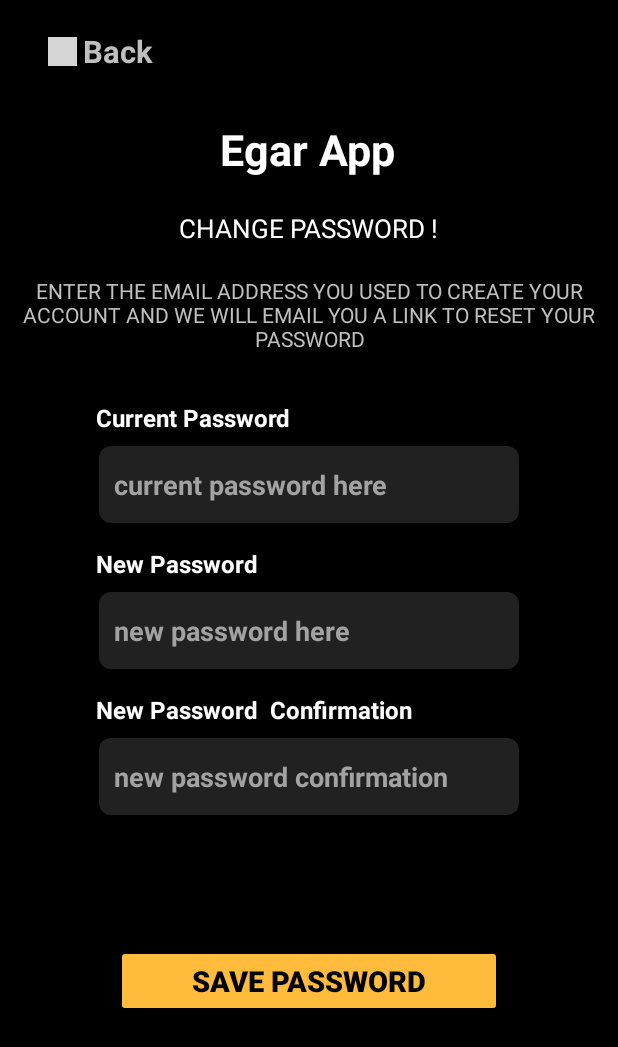
After one commit to QasemFJber/Egar, an Android app: the layout activity_change_password.xml on its own in the app's theme, with its tools: preview values and no code run, on a phone screen of 412 x 824 dp. The commit adds this screen. Shown: the top 1047 px of the screen. Run offline under Robolectric (Android 15) with nearby library versions, the phone set to English and light mode, and no system bars; grey boxes are pictures that could not be loaded.

Commit message:
Load Data From Firebase and change password and fix auth problem

```diff
--- /dev/null
+++ b/app/src/main/res/layout/activity_change_password.xml
@@ -0,0 +1,199 @@
+<?xml version="1.0" encoding="utf-8"?>
+<androidx.constraintlayout.widget.ConstraintLayout xmlns:android="http://schemas.android.com/apk/res/android"
+    xmlns:app="http://schemas.android.com/apk/res-auto"
+    xmlns:tools="http://schemas.android.com/tools"
+    android:layout_width="match_parent"
+    android:layout_height="match_parent"
+    android:background="@color/black"
+    tools:context=".Activities.ChangePasswordActivity">
+
+    <TextView
+        android:id="@+id/tv_back"
+        android:layout_width="wrap_content"
+        android:layout_height="wrap_content"
+        android:layout_marginStart="4dp"
+        android:layout_marginTop="20dp"
+        android:text="Back"
+        android:textColor="#BFBFBF"
+        android:textSize="@dimen/_16ssp"
+        android:textStyle="bold"
+        app:layout_constraintStart_toEndOf="@+id/imageView4"
+        app:layout_constraintTop_toTopOf="parent" />
+
+    <ImageView
+        android:id="@+id/imageView4"
+        android:layout_width="@dimen/_15sdp"
+        android:layout_height="@dimen/_15sdp"
+        android:layout_marginStart="32dp"
+        app:layout_constraintBottom_toBottomOf="@+id/tv_back"
+        app:layout_constraintStart_toStartOf="parent"
+        app:layout_constraintTop_toTopOf="@+id/tv_back"
+        app:srcCompat="@drawable/path" />
+
+
+    <TextView
+        android:id="@+id/tv_text_logo"
+        android:layout_width="wrap_content"
+        android:layout_height="wrap_content"
+        android:layout_marginTop="32dp"
+        android:text="Egar App"
+        android:textColor="#FFFFFF"
+        android:textSize="@dimen/_22ssp"
+        android:textStyle="bold"
+        app:layout_constraintEnd_toEndOf="parent"
+        app:layout_constraintHorizontal_bias="0.497"
+        app:layout_constraintStart_toStartOf="parent"
+        app:layout_constraintTop_toBottomOf="@+id/tv_back" />
+
+    <TextView
+        android:id="@+id/textView2"
+        android:layout_width="wrap_content"
+        android:layout_height="wrap_content"
+        android:layout_marginTop="21dp"
+        android:text="CHANGE PASSWORD !"
+        android:textColor="@color/white"
+        android:textSize="17sp"
+        app:layout_constraintEnd_toEndOf="parent"
+        app:layout_constraintStart_toStartOf="parent"
+        app:layout_constraintTop_toBottomOf="@+id/tv_text_logo" />
+
+    <TextView
+        android:id="@+id/textView3"
+        android:layout_width="wrap_content"
+        android:layout_height="wrap_content"
+        android:layout_marginTop="20dp"
+        android:gravity="center"
+        android:paddingStart="@dimen/_11sdp"
+        android:paddingEnd="@dimen/_11sdp"
+        android:text="Enter the email address you used to create your account and we will email you a link to reset your password"
+        android:textAllCaps="true"
+        android:textColor="#BFBFBF"
+        android:textSize="14sp"
+        app:layout_constraintEnd_toEndOf="parent"
+        app:layout_constraintHorizontal_bias="0.0"
+        app:layout_constraintStart_toStartOf="parent"
+        app:layout_constraintTop_toBottomOf="@+id/textView2" />
+
+    <EditText
+        android:id="@+id/et_current_password"
+        android:layout_width="0dp"
+        android:layout_height="wrap_content"
+        android:layout_marginStart="66dp"
+        android:layout_marginTop="8dp"
+        android:layout_marginEnd="66dp"
+        android:background="@drawable/edittext_login"
+        android:ems="10"
+        android:hint="current password here"
+        android:inputType="numberPassword"
+        android:padding="@dimen/_10sdp"
+        android:paddingStart="10dp"
+        android:textColor="@color/white"
+        android:textColorHint="#A2A2A2"
+        android:textStyle="bold"
+        app:layout_constraintEnd_toEndOf="parent"
+        app:layout_constraintStart_toStartOf="parent"
+        app:layout_constraintTop_toBottomOf="@+id/tv_current_password"
+        tools:ignore="TouchTargetSizeCheck" />
+
+    <EditText
+        android:id="@+id/et_new_password_confirmation"
+        android:layout_width="0dp"
+        android:layout_height="wrap_content"
+        android:layout_marginStart="66dp"
+        android:layout_marginTop="8dp"
+        android:layout_marginEnd="66dp"
+        android:background="@drawable/edittext_login"
+        android:ems="10"
+        android:hint="new password confirmation"
+        android:inputType="textVisiblePassword"
+        android:padding="@dimen/_10sdp"
+        android:paddingStart="10dp"
+        android:textColor="@color/white"
+        android:textColorHint="#A2A2A2"
+        android:textStyle="bold"
+        app:layout_constraintEnd_toEndOf="parent"
+        app:layout_constraintHorizontal_bias="1.0"
+        app:layout_constraintStart_toStartOf="parent"
+        app:layout_constraintTop_toBottomOf="@+id/tv_new_password_confirmation"
+        tools:ignore="TouchTargetSizeCheck" />
+
+    <EditText
+        android:id="@+id/et_new_password"
+        android:layout_width="0dp"
+        android:layout_height="wrap_content"
+        android:layout_marginStart="66dp"
+        android:layout_marginTop="8dp"
+        android:layout_marginEnd="66dp"
+        android:background="@drawable/edittext_login"
+        android:ems="10"
+        android:hint="new password here"
+        android:inputType="textVisiblePassword"
+        android:padding="@dimen/_10sdp"
+        android:paddingStart="10dp"
+        android:textColor="@color/white"
+        android:textColorHint="#A2A2A2"
+        android:textStyle="bold"
+        app:layout_constraintEnd_toEndOf="parent"
+        app:layout_constraintHorizontal_bias="1.0"
+        app:layout_constraintStart_toStartOf="parent"
+        app:layout_constraintTop_toBottomOf="@+id/tv_new_password"
+        tools:ignore="TouchTargetSizeCheck" />
+
+    <TextView
+        android:id="@+id/tv_current_password"
+        android:layout_width="wrap_content"
+        android:layout_height="wrap_content"
+        android:layout_marginStart="64dp"
+        android:layout_marginTop="32dp"
+        android:text="Current Password"
+        android:textColor="@color/white"
+        android:textSize="16sp"
+        android:textStyle="bold"
+        app:layout_constraintStart_toStartOf="parent"
+        app:layout_constraintTop_toBottomOf="@+id/textView3" />
+
+    <TextView
+        android:id="@+id/tv_new_password_confirmation"
+        android:layout_width="wrap_content"
+        android:layout_height="wrap_content"
+        android:layout_marginStart="64dp"
+        android:layout_marginTop="16dp"
+        android:text="New Password  Confirmation"
+        android:textColor="@color/white"
+        android:textSize="16sp"
+        android:textStyle="bold"
+        app:layout_constraintStart_toStartOf="parent"
+        app:layout_constraintTop_toBottomOf="@+id/et_new_password" />
+
+    <TextView
+        android:id="@+id/tv_new_password"
+        android:layout_width="wrap_content"
+        android:layout_height="wrap_content"
+        android:layout_marginStart="64dp"
+        android:layout_marginTop="16dp"
+        android:text="New Password"
+        android:textColor="@color/white"
+        android:textSize="16sp"
+        android:textStyle="bold"
+        app:layout_constraintStart_toStartOf="parent"
+        app:layout_constraintTop_toBottomOf="@+id/et_current_password" />
+
+    <Button
+        android:id="@+id/btn_save"
+        android:layout_width="0dp"
+        android:layout_height="wrap_content"
+        android:layout_marginStart="77dp"
+        android:layout_marginEnd="77dp"
+        android:layout_marginBottom="47dp"
+        android:backgroundTint="#FFBB3B"
+        android:text="SAVE PASSWORD"
+        android:textColor="#000000"
+        android:textSize="@dimen/_15ssp"
+        android:textStyle="bold"
+        app:layout_constraintBottom_toBottomOf="parent"
+        app:layout_constraintEnd_toEndOf="parent"
+        app:layout_constraintHorizontal_bias="1.0"
+        app:layout_constraintStart_toStartOf="parent"
+        app:layout_constraintTop_toBottomOf="@+id/et_new_password_confirmation"
+        app:layout_constraintVertical_bias="0.468" />
+</androidx.constraintlayout.widget.ConstraintLayout>
--- a/app/src/main/res/layout/activity_splash.xml
+++ b/app/src/main/res/layout/activity_splash.xml
@@ -4,51 +4,26 @@
     xmlns:tools="http://schemas.android.com/tools"
     android:layout_width="match_parent"
     android:layout_height="match_parent"
+    android:background="@color/black"
     tools:context=".Activities.Splash">
 
-    <com.airbnb.lottie.LottieAnimationView
-        android:id="@+id/animationView"
+    <LinearLayout
         android:layout_width="match_parent"
-        android:layout_height="@dimen/_222sdp"
-        android:layout_marginTop="@dimen/_44sdp"
-
+        android:layout_height="match_parent"
+        android:background="#8C0B35AB"
+        app:layout_constraintBottom_toBottomOf="parent"
         app:layout_constraintEnd_toEndOf="parent"
-        app:layout_constraintHorizontal_bias="0.0"
-        app:layout_constraintStart_toStartOf="parent"
-        app:layout_constraintTop_toBottomOf="@+id/textView"
-        app:lottie_autoPlay="true"
-        app:lottie_loop="true"
-        app:lottie_rawRes="@raw/rere" />
-
-    <TextView
-        android:id="@+id/textView"
-        android:layout_width="wrap_content"
-        android:layout_height="wrap_content"
-        android:layout_marginTop="24dp"
-        android:text="Egar "
-        android:textSize="@dimen/_33ssp"
-        android:textStyle="bold"
-        android:visibility="invisible"
-        app:layout_constraintEnd_toEndOf="parent"
-        app:layout_constraintHorizontal_bias="0.048"
         app:layout_constraintStart_toStartOf="parent"
         app:layout_constraintTop_toTopOf="parent" />
 
-    <TextView
-        android:id="@+id/textView33"
-        android:layout_width="match_parent"
-        android:layout_height="@dimen/_222sdp"
-        android:layout_margin="@dimen/_15sdp"
-        android:padding="@dimen/_11sdp"
-        android:textStyle="bold"
-        android:textColor="@color/blue_grey"
-        android:textSize="@dimen/_15ssp"
-        android:text="Welcome to our rental app! Find the perfect home, office, car, equipment, or attire for any occasion with just a few clicks. Our user-friendly interface and friendly customer support team make renting a breeze. Thank you for choosing us!"
-        android:gravity="center"
+    <ImageView
+        android:id="@+id/imageView"
+        android:layout_width="@dimen/_200sdp"
+        android:layout_height="@dimen/_200sdp"
         app:layout_constraintBottom_toBottomOf="parent"
         app:layout_constraintEnd_toEndOf="parent"
         app:layout_constraintStart_toStartOf="parent"
-        app:layout_constraintTop_toBottomOf="@+id/animationView" />
-
+        app:layout_constraintTop_toTopOf="parent"
+        app:srcCompat="@drawable/ic_logo_app" />
 
 </androidx.constraintlayout.widget.ConstraintLayout>
```
